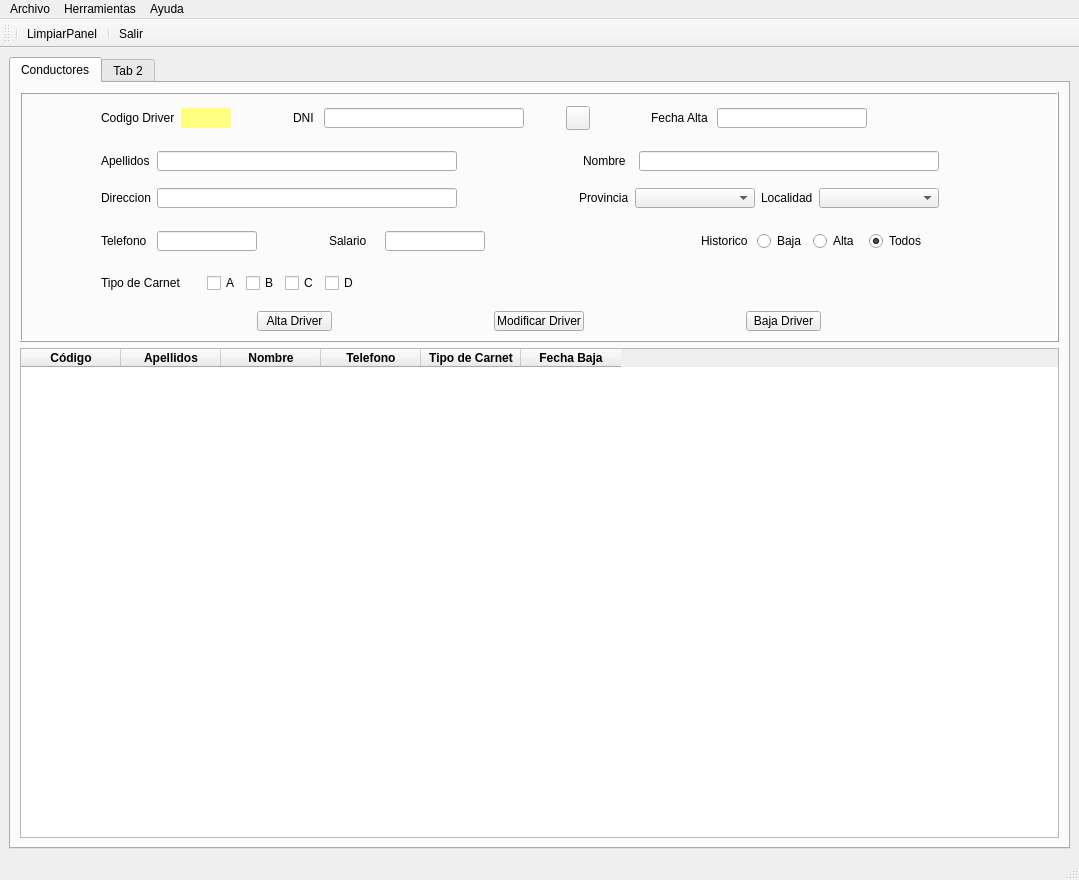
The window that sierraperez/templates/MainWindow.ui (Sierrowsky/PyCharmProyects) describes before a commit, drawn with Qt 5.
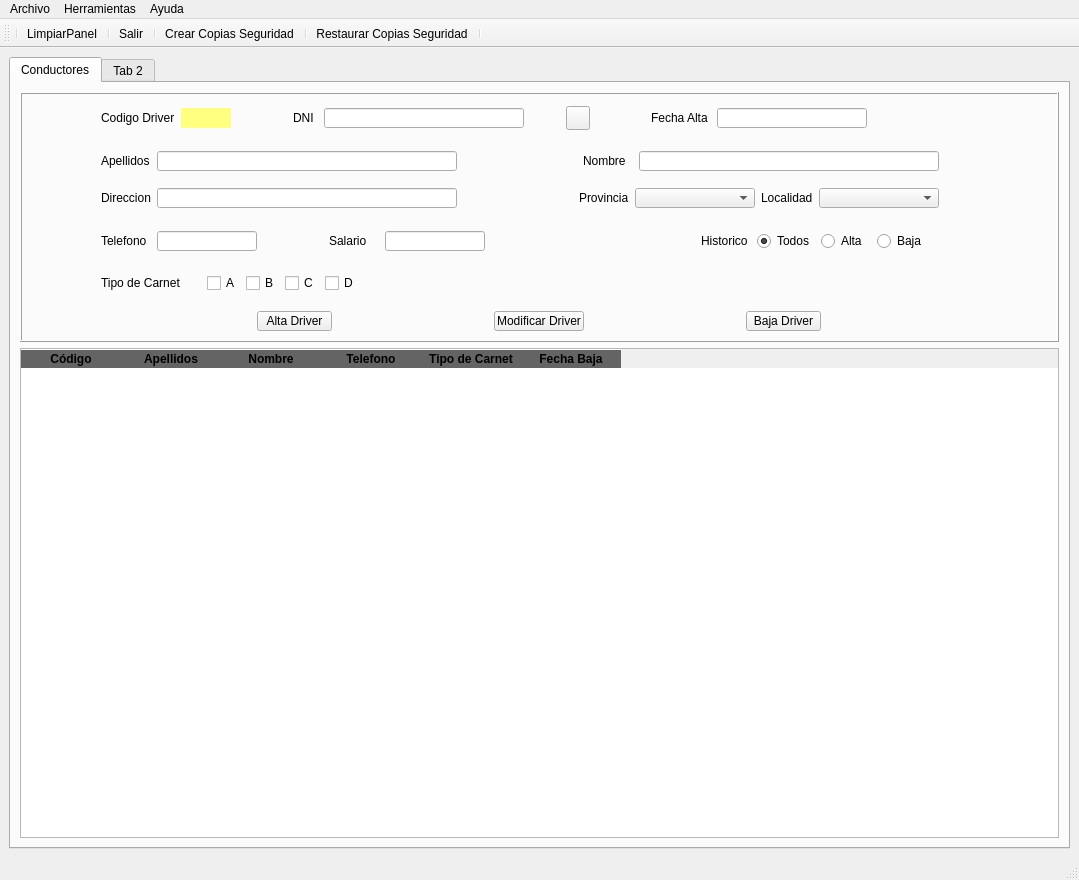
The same window after the commit. Icons and pictures are not drawn.

The edit to the form file:
```diff
--- a/sierraperez/templates/MainWindow.ui
+++ b/sierraperez/templates/MainWindow.ui
@@ -82,6 +82,15 @@
             <bold>true</bold>
            </font>
           </property>
+          <property name="styleSheet">
+           <string notr="true">QHeaderView::section:horizontal
+{
+border-top: 1px solid #ffffff;
+color:'white';
+font: 11pt &quot;Arial&quot;;
+background-color:rgb(100,100,100);
+}</string>
+          </property>
           <property name="frameShape">
            <enum>QFrame::StyledPanel</enum>
           </property>
@@ -907,38 +916,6 @@
                    </property>
                   </widget>
                  </item>
-                 <item>
-                  <widget class="QRadioButton" name="rbtBaja">
-                   <property name="minimumSize">
-                    <size>
-                     <width>50</width>
-                     <height>20</height>
-                    </size>
-                   </property>
-                   <property name="text">
-                    <string>Baja</string>
-                   </property>
-                   <attribute name="buttonGroup">
-                    <string notr="true">rbGroup</string>
-                   </attribute>
-                  </widget>
-                 </item>
-                 <item>
-                  <widget class="QRadioButton" name="rbtAlta">
-                   <property name="minimumSize">
-                    <size>
-                     <width>50</width>
-                     <height>20</height>
-                    </size>
-                   </property>
-                   <property name="text">
-                    <string>Alta</string>
-                   </property>
-                   <attribute name="buttonGroup">
-                    <string notr="true">rbGroup</string>
-                   </attribute>
-                  </widget>
-                 </item>
                  <item>
                   <widget class="QRadioButton" name="rbtTodos">
                    <property name="minimumSize">
@@ -954,7 +931,39 @@
                     <bool>true</bool>
                    </property>
                    <attribute name="buttonGroup">
-                    <string notr="true">rbGroup</string>
+                    <string notr="true">buttonGroup</string>
+                   </attribute>
+                  </widget>
+                 </item>
+                 <item>
+                  <widget class="QRadioButton" name="rbtAlta">
+                   <property name="minimumSize">
+                    <size>
+                     <width>50</width>
+                     <height>20</height>
+                    </size>
+                   </property>
+                   <property name="text">
+                    <string>Alta</string>
+                   </property>
+                   <attribute name="buttonGroup">
+                    <string notr="true">buttonGroup</string>
+                   </attribute>
+                  </widget>
+                 </item>
+                 <item>
+                  <widget class="QRadioButton" name="rbtBaja">
+                   <property name="minimumSize">
+                    <size>
+                     <width>50</width>
+                     <height>20</height>
+                    </size>
+                   </property>
+                   <property name="text">
+                    <string>Baja</string>
+                   </property>
+                   <attribute name="buttonGroup">
+                    <string notr="true">buttonGroup</string>
                    </attribute>
                   </widget>
                  </item>
@@ -1302,6 +1311,11 @@
    <addaction name="barLimpiarPanel"/>
    <addaction name="separator"/>
    <addaction name="barSalir"/>
+   <addaction name="separator"/>
+   <addaction name="actionCrear_Copias_Seguridad"/>
+   <addaction name="separator"/>
+   <addaction name="actionRestaurar_Copias_Seguridad"/>
+   <addaction name="separator"/>
   </widget>
   <action name="actionSalir">
    <property name="icon">
```
Left out of the diff: 18 changed lines with no effect on the pictures.
